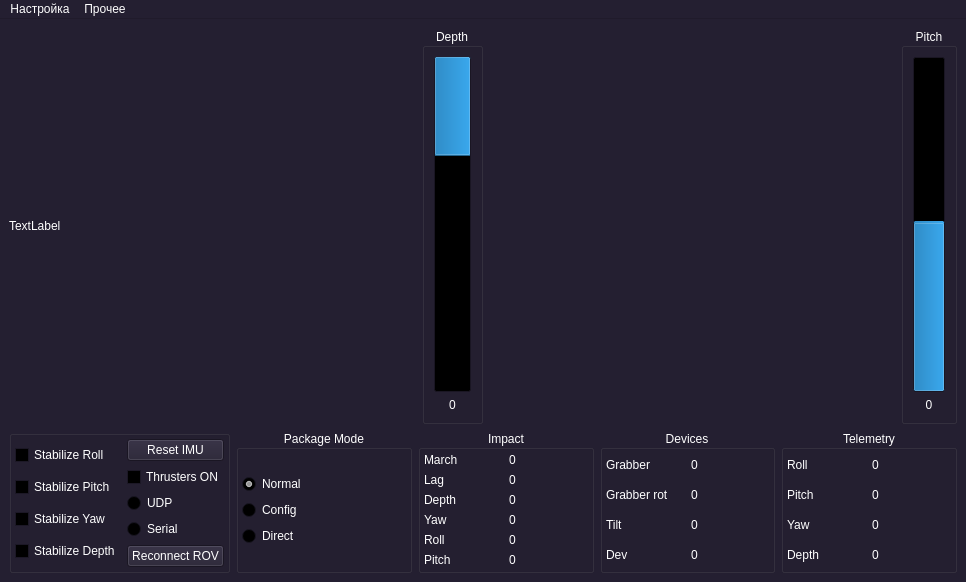
Above: mainwindow.ui from hydronautics-team/PoolsideGUI before the change. Below: the same form after it.
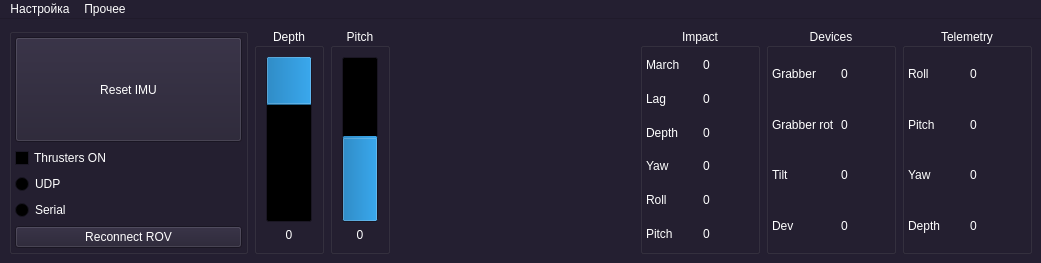
That is the form after the change. Custom widgets are drawn as their Qt base class.

Patch:
```diff
--- a/mainwindow.ui
+++ b/mainwindow.ui
@@ -6,8 +6,8 @@
    <rect>
     <x>0</x>
     <y>0</y>
-    <width>966</width>
-    <height>582</height>
+    <width>1041</width>
+    <height>263</height>
    </rect>
   </property>
   <property name="palette">
@@ -458,130 +458,7 @@
   <widget class="QWidget" name="centralwidget">
    <layout class="QVBoxLayout" name="verticalLayout_9">
     <item>
-     <layout class="QHBoxLayout" name="horizontalLayout_2">
-      <item>
-       <widget class="QLabel" name="label_gstreamer">
-        <property name="text">
-         <string>TextLabel</string>
-        </property>
-       </widget>
-      </item>
-      <item>
-       <widget class="QGroupBox" name="groupBox_Depth">
-        <property name="sizePolicy">
-         <sizepolicy hsizetype="Fixed" vsizetype="Preferred">
-          <horstretch>0</horstretch>
-          <verstretch>0</verstretch>
-         </sizepolicy>
-        </property>
-        <property name="title">
-         <string>Depth</string>
-        </property>
-        <property name="alignment">
-         <set>Qt::AlignCenter</set>
-        </property>
-        <layout class="QVBoxLayout" name="verticalLayout_10">
-         <item>
-          <widget class="QProgressBar" name="progressBar_Depth">
-           <property name="sizePolicy">
-            <sizepolicy hsizetype="Preferred" vsizetype="Expanding">
-             <horstretch>0</horstretch>
-             <verstretch>0</verstretch>
-            </sizepolicy>
-           </property>
-           <property name="maximum">
-            <number>10</number>
-           </property>
-           <property name="value">
-            <number>3</number>
-           </property>
-           <property name="alignment">
-            <set>Qt::AlignCenter</set>
-           </property>
-           <property name="orientation">
-            <enum>Qt::Vertical</enum>
-           </property>
-           <property name="invertedAppearance">
-            <bool>true</bool>
-           </property>
-           <property name="textDirection">
-            <enum>QProgressBar::TopToBottom</enum>
-           </property>
-           <property name="format">
-            <string>%p%</string>
-           </property>
-          </widget>
-         </item>
-         <item>
-          <widget class="QLabel" name="label_BarDepth">
-           <property name="text">
-            <string>0</string>
-           </property>
-           <property name="alignment">
-            <set>Qt::AlignCenter</set>
-           </property>
-          </widget>
-         </item>
-        </layout>
-       </widget>
-      </item>
-      <item>
-       <widget class="PicFrame" name="compassFrame" native="true"/>
-      </item>
-      <item>
-       <widget class="QGroupBox" name="groupBox_Pitch">
-        <property name="sizePolicy">
-         <sizepolicy hsizetype="Fixed" vsizetype="Preferred">
-          <horstretch>0</horstretch>
-          <verstretch>0</verstretch>
-         </sizepolicy>
-        </property>
-        <property name="title">
-         <string>Pitch</string>
-        </property>
-        <property name="alignment">
-         <set>Qt::AlignCenter</set>
-        </property>
-        <layout class="QVBoxLayout" name="verticalLayout_11">
-         <item>
-          <widget class="QProgressBar" name="progressBar_Pitch">
-           <property name="sizePolicy">
-            <sizepolicy hsizetype="Preferred" vsizetype="Expanding">
-             <horstretch>0</horstretch>
-             <verstretch>0</verstretch>
-            </sizepolicy>
-           </property>
-           <property name="minimum">
-            <number>-180</number>
-           </property>
-           <property name="maximum">
-            <number>180</number>
-           </property>
-           <property name="value">
-            <number>0</number>
-           </property>
-           <property name="alignment">
-            <set>Qt::AlignCenter</set>
-           </property>
-           <property name="orientation">
-            <enum>Qt::Vertical</enum>
-           </property>
-          </widget>
-         </item>
-         <item>
-          <widget class="QLabel" name="label_BarPitch">
-           <property name="text">
-            <string>0</string>
-           </property>
-           <property name="alignment">
-            <set>Qt::AlignCenter</set>
-           </property>
-          </widget>
-         </item>
-        </layout>
-       </widget>
-      </item>
-     </layout>
+     <layout class="QHBoxLayout" name="horizontalLayout_2"/>
     </item>
     <item>
      <layout class="QHBoxLayout" name="horizontalLayout_6">
@@ -611,38 +488,6 @@
          </property>
          <item>
           <layout class="QHBoxLayout" name="horizontalLayout">
-           <item>
-            <layout class="QVBoxLayout" name="verticalLayout_20">
-             <item>
-              <widget class="QCheckBox" name="checkBox_StabilizeRoll">
-               <property name="text">
-                <string>Stabilize Roll</string>
-               </property>
-              </widget>
-             </item>
-             <item>
-              <widget class="QCheckBox" name="checkBox_StabilizePitch">
-               <property name="text">
-                <string>Stabilize Pitch</string>
-               </property>
-              </widget>
-             </item>
-             <item>
-              <widget class="QCheckBox" name="checkBox_StabilizeYaw">
-               <property name="text">
-                <string>Stabilize Yaw</string>
-               </property>
-              </widget>
-             </item>
-             <item>
-              <widget class="QCheckBox" name="checkBox_StabilizeDepth">
-               <property name="text">
-                <string>Stabilize Depth</string>
-               </property>
-              </widget>
-             </item>
-            </layout>
-           </item>
            <item>
             <layout class="QVBoxLayout" name="verticalLayout_21">
              <item>
@@ -698,59 +543,140 @@
        </widget>
       </item>
       <item>
-       <widget class="QGroupBox" name="groupBox_ConnectionType">
+       <widget class="QGroupBox" name="groupBox_Depth">
+        <property name="sizePolicy">
+         <sizepolicy hsizetype="Fixed" vsizetype="Preferred">
+          <horstretch>0</horstretch>
+          <verstretch>0</verstretch>
+         </sizepolicy>
+        </property>
+        <property name="maximumSize">
+         <size>
+          <width>70</width>
+          <height>16777215</height>
+         </size>
+        </property>
         <property name="title">
-         <string>Package Mode</string>
+         <string>Depth</string>
         </property>
         <property name="alignment">
          <set>Qt::AlignCenter</set>
         </property>
-        <layout class="QGridLayout" name="gridLayout">
-         <property name="leftMargin">
-          <number>3</number>
-         </property>
-         <property name="topMargin">
-          <number>3</number>
-         </property>
-         <property name="rightMargin">
-          <number>3</number>
-         </property>
-         <property name="bottomMargin">
-          <number>3</number>
-         </property>
-         <item row="0" column="0">
-          <layout class="QVBoxLayout" name="verticalLayout_12">
-           <item>
-            <widget class="QRadioButton" name="radioButton_PackageNormal">
-             <property name="text">
-              <string>Normal</string>
-             </property>
-             <property name="checked">
-              <bool>true</bool>
-             </property>
-            </widget>
-           </item>
-           <item>
-            <widget class="QRadioButton" name="radioButton_PackageConfig">
-             <property name="text">
-              <string>Config</string>
-             </property>
-            </widget>
-           </item>
-           <item>
-            <widget class="QRadioButton" name="radioButton_PackageDirect">
-             <property name="text">
-              <string>Direct</string>
-             </property>
-            </widget>
-           </item>
-          </layout>
+        <layout class="QVBoxLayout" name="verticalLayout_10">
+         <item>
+          <widget class="QProgressBar" name="progressBar_Depth">
+           <property name="sizePolicy">
+            <sizepolicy hsizetype="Preferred" vsizetype="Expanding">
+             <horstretch>0</horstretch>
+             <verstretch>0</verstretch>
+            </sizepolicy>
+           </property>
+           <property name="maximum">
+            <number>10</number>
+           </property>
+           <property name="value">
+            <number>3</number>
+           </property>
+           <property name="alignment">
+            <set>Qt::AlignCenter</set>
+           </property>
+           <property name="orientation">
+            <enum>Qt::Vertical</enum>
+           </property>
+           <property name="invertedAppearance">
+            <bool>true</bool>
+           </property>
+           <property name="textDirection">
+            <enum>QProgressBar::TopToBottom</enum>
+           </property>
+           <property name="format">
+            <string>%p%</string>
+           </property>
+          </widget>
          </item>
+         <item>
+          <widget class="QLabel" name="label_BarDepth">
+           <property name="text">
+            <string>0</string>
+           </property>
+           <property name="alignment">
+            <set>Qt::AlignCenter</set>
+           </property>
+          </widget>
+         </item>
         </layout>
        </widget>
       </item>
+      <item>
+       <widget class="QGroupBox" name="groupBox_Pitch">
+        <property name="sizePolicy">
+         <sizepolicy hsizetype="Fixed" vsizetype="Preferred">
+          <horstretch>0</horstretch>
+          <verstretch>0</verstretch>
+         </sizepolicy>
+        </property>
+        <property name="maximumSize">
+         <size>
+          <width>60</width>
+          <height>16777215</height>
+         </size>
+        </property>
+        <property name="title">
+         <string>Pitch</string>
+        </property>
+        <property name="alignment">
+         <set>Qt::AlignCenter</set>
+        </property>
+        <layout class="QVBoxLayout" name="verticalLayout_11">
+         <item>
+          <widget class="QProgressBar" name="progressBar_Pitch">
+           <property name="sizePolicy">
+            <sizepolicy hsizetype="Preferred" vsizetype="Expanding">
+             <horstretch>0</horstretch>
+             <verstretch>0</verstretch>
+            </sizepolicy>
+           </property>
+           <property name="minimum">
+            <number>-180</number>
+           </property>
+           <property name="maximum">
+            <number>180</number>
+           </property>
+           <property name="value">
+            <number>0</number>
+           </property>
+           <property name="alignment">
+            <set>Qt::AlignCenter</set>
+           </property>
+           <property name="orientation">
+            <enum>Qt::Vertical</enum>
+           </property>
+          </widget>
+         </item>
+         <item>
+          <widget class="QLabel" name="label_BarPitch">
+           <property name="text">
+            <string>0</string>
+           </property>
+           <property name="alignment">
+            <set>Qt::AlignCenter</set>
+           </property>
+          </widget>
+         </item>
+        </layout>
+       </widget>
+      </item>
+      <item>
+       <widget class="PicFrame" name="compassFrame" native="true"/>
+      </item>
       <item>
        <widget class="QGroupBox" name="groupBox_9">
+        <property name="maximumSize">
+         <size>
+          <width>120</width>
+          <height>16777215</height>
+         </size>
+        </property>
         <property name="title">
          <string>Impact</string>
         </property>
@@ -867,6 +793,12 @@
       </item>
       <item>
        <widget class="QGroupBox" name="groupBox_7">
+        <property name="maximumSize">
+         <size>
+          <width>130</width>
+          <height>16777215</height>
+         </size>
+        </property>
         <property name="title">
          <string>Devices</string>
         </property>
@@ -955,6 +887,12 @@
       </item>
       <item>
        <widget class="QGroupBox" name="groupBox_6">
+        <property name="maximumSize">
+         <size>
+          <width>130</width>
+          <height>16777215</height>
+         </size>
+        </property>
         <property name="title">
          <string>Telemetry</string>
         </property>
@@ -1050,7 +988,7 @@
     <rect>
      <x>0</x>
      <y>0</y>
-     <width>966</width>
+     <width>1041</width>
      <height>22</height>
     </rect>
    </property>
```
